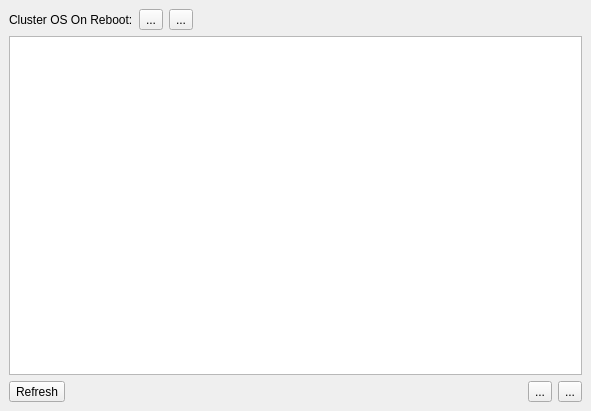
First picture: the form in trunk/maestro/gui/plugins/views/reboot/RebootViewerBase.ui, repository patrickhartling/maestro, before the edit.
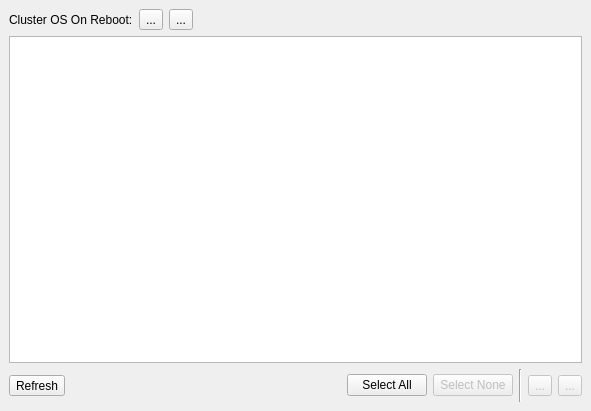
Second picture: the form after the edit. Icons and pictures are not drawn.

Commit message: Made UI improvements to the Reboot Viewer. I ended up changing more than I set out to do, and what changed is as follows:

Patch:
```diff
--- a/trunk/maestro/gui/plugins/views/reboot/RebootViewerBase.ui
+++ b/trunk/maestro/gui/plugins/views/reboot/RebootViewerBase.ui
@@ -125,14 +125,53 @@
        </property>
        <property name="sizeHint" >
         <size>
-         <width>40</width>
-         <height>20</height>
+         <width>191</width>
+         <height>33</height>
         </size>
        </property>
       </spacer>
      </item>
+     <item>
+      <widget class="QPushButton" name="mSelectAllBtn" >
+       <property name="toolTip" >
+        <string>&lt;html>&lt;head>&lt;meta name="qrichtext" content="1" />&lt;style type="text/css">
+p, li { white-space: pre-wrap; }
+&lt;/style>&lt;/head>&lt;body style=" font-family:'Sans Serif'; font-size:9pt; font-weight:400; font-style:normal; text-decoration:none;">
+&lt;p style=" margin-top:0px; margin-bottom:0px; margin-left:0px; margin-right:0px; -qt-block-indent:0; text-indent:0px;">Select all the nodes in the cluster&lt;/p>&lt;/body>&lt;/html></string>
+       </property>
+       <property name="text" >
+        <string>Select All</string>
+       </property>
+      </widget>
+     </item>
+     <item>
+      <widget class="QPushButton" name="mSelectNoneBtn" >
+       <property name="enabled" >
+        <bool>false</bool>
+       </property>
+       <property name="toolTip" >
+        <string>&lt;html>&lt;head>&lt;meta name="qrichtext" content="1" />&lt;style type="text/css">
+p, li { white-space: pre-wrap; }
+&lt;/style>&lt;/head>&lt;body style=" font-family:'Sans Serif'; font-size:9pt; font-weight:400; font-style:normal; text-decoration:none;">
+&lt;p style=" margin-top:0px; margin-bottom:0px; margin-left:0px; margin-right:0px; -qt-block-indent:0; text-indent:0px;">De-select all the nodes in the cluster&lt;/p>&lt;/body>&lt;/html></string>
+       </property>
+       <property name="text" >
+        <string>Select None</string>
+       </property>
+      </widget>
+     </item>
+     <item>
+      <widget class="Line" name="line" >
+       <property name="orientation" >
+        <enum>Qt::Vertical</enum>
+       </property>
+      </widget>
+     </item>
      <item>
       <widget class="QToolButton" name="mRebootBtn" >
+       <property name="enabled" >
+        <bool>false</bool>
+       </property>
        <property name="toolTip" >
         <string>&lt;html>&lt;head>&lt;meta name="qrichtext" content="1" />&lt;/head>&lt;body style=" white-space: pre-wrap; font-family:Sans Serif; font-size:9pt; font-weight:400; font-style:normal; text-decoration:none;">&lt;p style=" margin-top:0px; margin-bottom:0px; margin-left:0px; margin-right:0px; -qt-block-indent:0; text-indent:0px;">Reboot Entire Cluster&lt;/p>&lt;/body>&lt;/html></string>
        </property>
@@ -152,6 +191,9 @@
      </item>
      <item>
       <widget class="QToolButton" name="mShutdownBtn" >
+       <property name="enabled" >
+        <bool>false</bool>
+       </property>
        <property name="toolTip" >
         <string>&lt;html>&lt;head>&lt;meta name="qrichtext" content="1" />&lt;/head>&lt;body style=" white-space: pre-wrap; font-family:Sans Serif; font-size:9pt; font-weight:400; font-style:normal; text-decoration:none;">&lt;p style=" margin-top:0px; margin-bottom:0px; margin-left:0px; margin-right:0px; -qt-block-indent:0; text-indent:0px;">Power Off Entire Cluster&lt;/p>&lt;/body>&lt;/html></string>
        </property>
```
Left out of the diff: 10 changed lines with no effect on the pictures. The commit also changes 2 other files.
